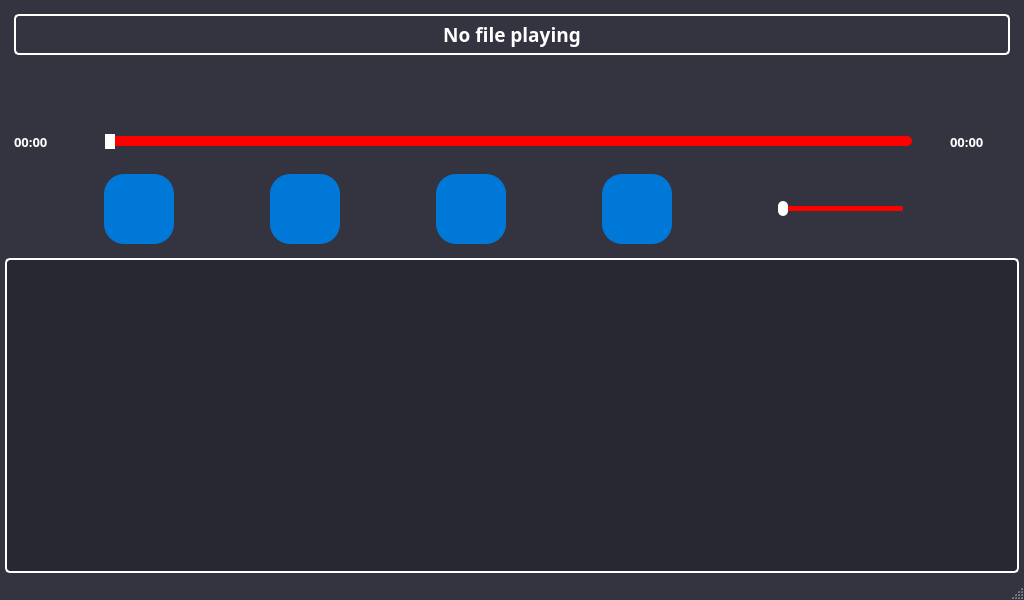
Qt form view/playlistview.ui (thinhth510/DATN_QT) before a commit.
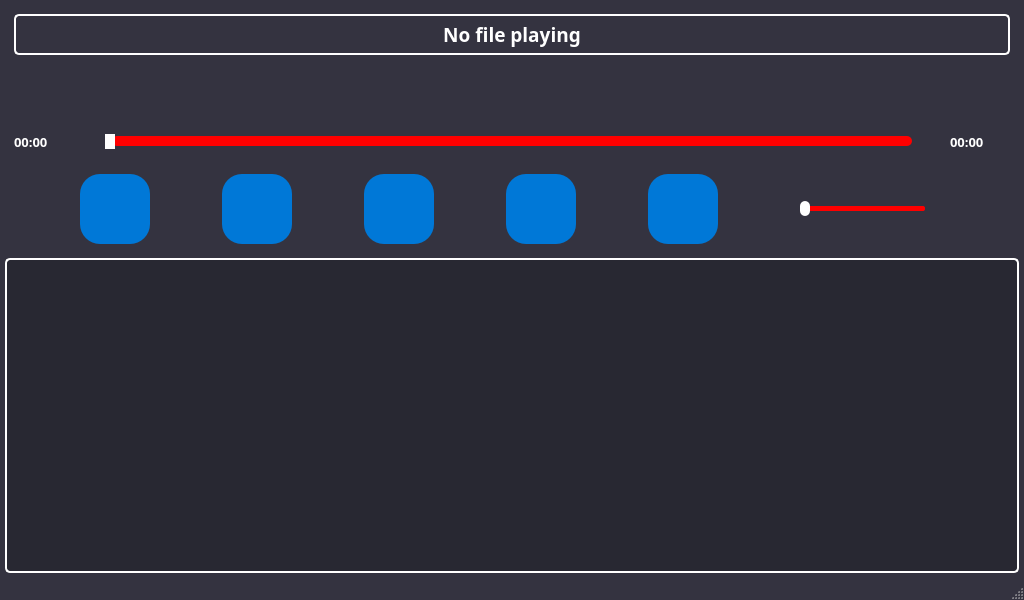
The same form after that commit. Icons and pictures are not drawn.

What changed in the file:
```diff
--- a/view/playlistview.ui
+++ b/view/playlistview.ui
@@ -362,6 +362,41 @@
          </property>
         </widget>
        </item>
+       <item>
+        <widget class="QPushButton" name="volumeButton">
+         <property name="minimumSize">
+          <size>
+           <width>70</width>
+           <height>70</height>
+          </size>
+         </property>
+         <property name="styleSheet">
+          <string notr="true">QPushButton {
+    background-color: #0078D7;
+    border: none;
+    border-radius: 20px;
+    padding: 5px;
+}
+
+QPushButton:hover {
+    background-color: #1E88E5;
+}
+
+QPushButton:pressed {
+    background-color: #005A9E;
+}</string>
+         </property>
+         <property name="text">
+          <string/>
+         </property>
+         <property name="iconSize">
+          <size>
+           <width>40</width>
+           <height>40</height>
+          </size>
+         </property>
+        </widget>
+       </item>
        <item>
         <widget class="QSlider" name="volumeSlider">
          <property name="enabled">
```
